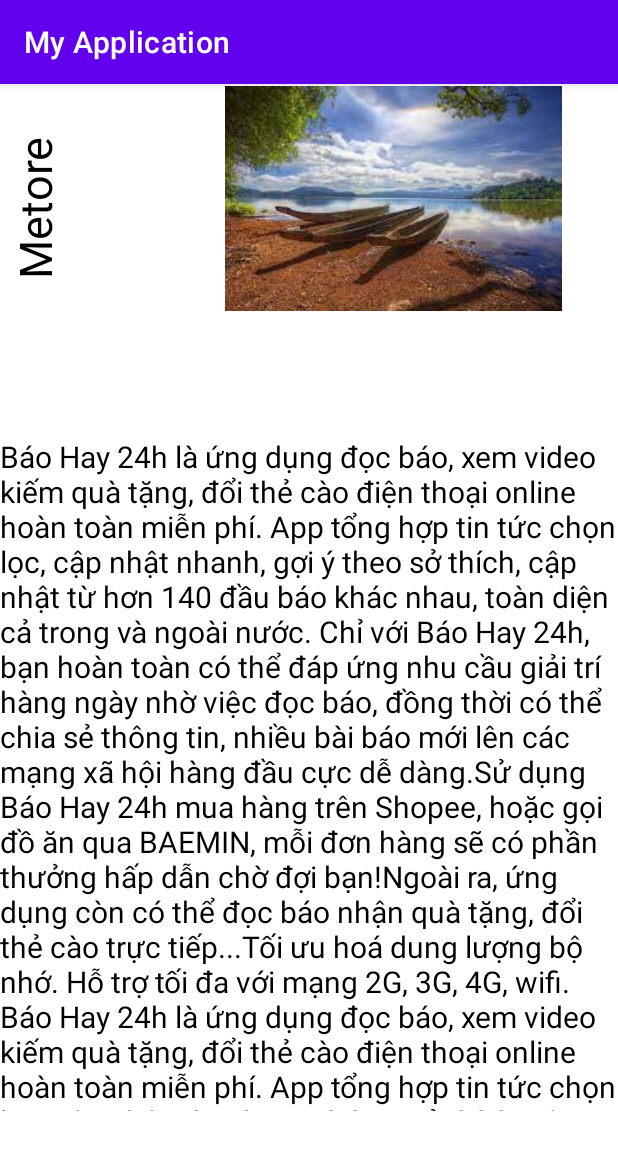
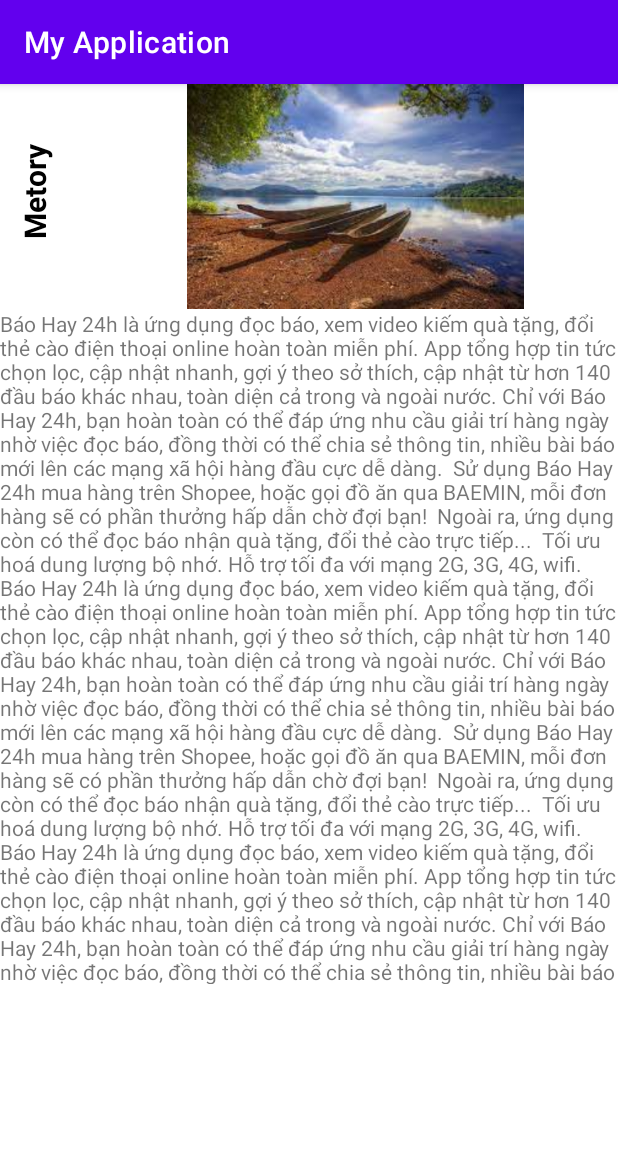
Before and after one commit to haodev2000/LTTBDTNC_TuanTH_01, an Android app: the screen it shows after launch (MainActivity), on a phone screen of 412 x 824 dp. Shown: the top 1150 px of the screen. Run offline under Robolectric (Android 15) with nearby library versions, the phone set to English and light mode, and no system bars.

Commit message:
Bài tập tuần 01, fix 01

```diff
--- a/app/src/main/java/com/example/myapplication/MainActivity.kt
+++ b/app/src/main/java/com/example/myapplication/MainActivity.kt
@@ -6,6 +6,6 @@ import android.os.Bundle
 class MainActivity : AppCompatActivity() {
     override fun onCreate(savedInstanceState: Bundle?) {
         super.onCreate(savedInstanceState)
-        setContentView(R.layout.scroll_text)
+        setContentView(R.layout.animation_text)
     }
 }
--- /dev/null
+++ b/app/src/main/res/layout/animation_text.xml
@@ -0,0 +1,97 @@
+<?xml version="1.0" encoding="utf-8"?>
+<androidx.constraintlayout.motion.widget.MotionLayout xmlns:android="http://schemas.android.com/apk/res/android"
+    xmlns:app="http://schemas.android.com/apk/res-auto"
+    xmlns:tools="http://schemas.android.com/tools"
+    android:layout_width="match_parent"
+    android:layout_height="match_parent"
+    app:layoutDescription="@xml/animation_text_scene">
+
+    <View
+        android:id="@+id/view4"
+        android:layout_width="match_parent"
+        android:layout_height="150dp"
+        android:layout_marginBottom="434dp"
+        app:layout_constraintBottom_toBottomOf="parent"
+        app:layout_constraintEnd_toEndOf="parent"
+        app:layout_constraintHorizontal_bias="0.0"
+        app:layout_constraintStart_toStartOf="parent"
+        app:layout_constraintTop_toTopOf="parent"
+        app:layout_constraintVertical_bias="0.0" />
+
+    <TextView
+        android:id="@+id/textView2"
+        android:layout_width="80dp"
+        android:layout_height="94dp"
+        android:layout_marginStart="16dp"
+        android:rotation="-90"
+        android:text="Metory"
+        android:textColor="@color/black"
+        android:textSize="20dp"
+        android:textStyle="bold"
+        app:layout_constraintBottom_toBottomOf="@+id/imageView6"
+        app:layout_constraintStart_toStartOf="@+id/view4"
+        app:layout_constraintTop_toTopOf="@+id/imageView6"
+        app:layout_constraintVertical_bias="0.285" />
+
+    <ImageView
+        android:id="@+id/imageView6"
+        android:layout_width="350dp"
+        android:layout_height="150dp"
+        app:layout_constraintBottom_toBottomOf="@+id/view4"
+        app:layout_constraintEnd_toEndOf="parent"
+        app:layout_constraintTop_toTopOf="@+id/view4"
+        app:srcCompat="@drawable/songnuoc" />
+
+    <ScrollView
+        android:id="@+id/scrollView2"
+        android:layout_width="match_parent"
+        android:layout_height="450dp"
+        app:layout_constraintBottom_toBottomOf="parent"
+        app:layout_constraintEnd_toEndOf="parent"
+        app:layout_constraintHorizontal_bias="0.0"
+        app:layout_constraintStart_toStartOf="parent"
+        app:layout_constraintTop_toBottomOf="@+id/view4"
+        app:layout_constraintVertical_bias="0.0">
+
+        <TextView
+            android:id="@+id/textView4"
+            android:layout_width="match_parent"
+            android:layout_height="wrap_content"
+            android:text="Báo Hay 24h là ứng dụng đọc báo, xem video kiếm quà tặng, đổi thẻ cào điện thoại online hoàn toàn miễn phí. App tổng hợp tin tức chọn lọc, cập nhật nhanh, gợi ý theo sở thích, cập nhật từ hơn 140 đầu báo khác nhau, toàn diện cả trong và ngoài nước. Chỉ với Báo Hay 24h, bạn hoàn toàn có thể đáp ứng nhu cầu giải trí hàng ngày nhờ việc đọc báo, đồng thời có thể chia sẻ thông tin, nhiều bài báo mới lên các mạng xã hội hàng đầu cực dễ dàng.
+
+Sử dụng Báo Hay 24h mua hàng trên Shopee, hoặc gọi đồ ăn qua BAEMIN, mỗi đơn hàng sẽ có phần thưởng hấp dẫn chờ đợi bạn!
+
+Ngoài ra, ứng dụng còn có thể đọc báo nhận quà tặng, đổi thẻ cào trực tiếp...
+
+Tối ưu hoá dung lượng bộ nhớ. Hỗ trợ tối đa với mạng 2G, 3G, 4G, wifi.
+Báo Hay 24h là ứng dụng đọc báo, xem video kiếm quà tặng, đổi thẻ cào điện thoại online hoàn toàn miễn phí. App tổng hợp tin tức chọn lọc, cập nhật nhanh, gợi ý theo sở thích, cập nhật từ hơn 140 đầu báo khác nhau, toàn diện cả trong và ngoài nước. Chỉ với Báo Hay 24h, bạn hoàn toàn có thể đáp ứng nhu cầu giải trí hàng ngày nhờ việc đọc báo, đồng thời có thể chia sẻ thông tin, nhiều bài báo mới lên các mạng xã hội hàng đầu cực dễ dàng.
+
+Sử dụng Báo Hay 24h mua hàng trên Shopee, hoặc gọi đồ ăn qua BAEMIN, mỗi đơn hàng sẽ có phần thưởng hấp dẫn chờ đợi bạn!
+
+Ngoài ra, ứng dụng còn có thể đọc báo nhận quà tặng, đổi thẻ cào trực tiếp...
+
+Tối ưu hoá dung lượng bộ nhớ. Hỗ trợ tối đa với mạng 2G, 3G, 4G, wifi.
+Báo Hay 24h là ứng dụng đọc báo, xem video kiếm quà tặng, đổi thẻ cào điện thoại online hoàn toàn miễn phí. App tổng hợp tin tức chọn lọc, cập nhật nhanh, gợi ý theo sở thích, cập nhật từ hơn 140 đầu báo khác nhau, toàn diện cả trong và ngoài nước. Chỉ với Báo Hay 24h, bạn hoàn toàn có thể đáp ứng nhu cầu giải trí hàng ngày nhờ việc đọc báo, đồng thời có thể chia sẻ thông tin, nhiều bài báo mới lên các mạng xã hội hàng đầu cực dễ dàng.
+
+Sử dụng Báo Hay 24h mua hàng trên Shopee, hoặc gọi đồ ăn qua BAEMIN, mỗi đơn hàng sẽ có phần thưởng hấp dẫn chờ đợi bạn!
+
+Ngoài ra, ứng dụng còn có thể đọc báo nhận quà tặng, đổi thẻ cào trực tiếp...
+
+Tối ưu hoá dung lượng bộ nhớ. Hỗ trợ tối đa với mạng 2G, 3G, 4G, wifi.
+Báo Hay 24h là ứng dụng đọc báo, xem video kiếm quà tặng, đổi thẻ cào điện thoại online hoàn toàn miễn phí. App tổng hợp tin tức chọn lọc, cập nhật nhanh, gợi ý theo sở thích, cập nhật từ hơn 140 đầu báo khác nhau, toàn diện cả trong và ngoài nước. Chỉ với Báo Hay 24h, bạn hoàn toàn có thể đáp ứng nhu cầu giải trí hàng ngày nhờ việc đọc báo, đồng thời có thể chia sẻ thông tin, nhiều bài báo mới lên các mạng xã hội hàng đầu cực dễ dàng.
+
+Sử dụng Báo Hay 24h mua hàng trên Shopee, hoặc gọi đồ ăn qua BAEMIN, mỗi đơn hàng sẽ có phần thưởng hấp dẫn chờ đợi bạn!
+
+Ngoài ra, ứng dụng còn có thể đọc báo nhận quà tặng, đổi thẻ cào trực tiếp...
+
+Tối ưu hoá dung lượng bộ nhớ. Hỗ trợ tối đa với mạng 2G, 3G, 4G, wifi.
+Báo Hay 24h là ứng dụng đọc báo, xem video kiếm quà tặng, đổi thẻ cào điện thoại online hoàn toàn miễn phí. App tổng hợp tin tức chọn lọc, cập nhật nhanh, gợi ý theo sở thích, cập nhật từ hơn 140 đầu báo khác nhau, toàn diện cả trong và ngoài nước. Chỉ với Báo Hay 24h, bạn hoàn toàn có thể đáp ứng nhu cầu giải trí hàng ngày nhờ việc đọc báo, đồng thời có thể chia sẻ thông tin, nhiều bài báo mới lên các mạng xã hội hàng đầu cực dễ dàng.
+
+Sử dụng Báo Hay 24h mua hàng trên Shopee, hoặc gọi đồ ăn qua BAEMIN, mỗi đơn hàng sẽ có phần thưởng hấp dẫn chờ đợi bạn!
+
+Ngoài ra, ứng dụng còn có thể đọc báo nhận quà tặng, đổi thẻ cào trực tiếp...
+
+Tối ưu hoá dung lượng bộ nhớ. Hỗ trợ tối đa với mạng 2G, 3G, 4G, wifi.
+" />
+    </ScrollView>
+</androidx.constraintlayout.motion.widget.MotionLayout>
--- a/app/src/main/res/layout/scroll_text.xml
+++ /dev/null
@@ -1,56 +0,0 @@
-<?xml version="1.0" encoding="utf-8"?>
-<androidx.constraintlayout.motion.widget.MotionLayout xmlns:android="http://schemas.android.com/apk/res/android"
-    xmlns:app="http://schemas.android.com/apk/res-auto"
-    xmlns:tools="http://schemas.android.com/tools"
-    android:layout_width="match_parent"
-    android:layout_height="match_parent"
-    android:fitsSystemWindows="false"
-    app:layoutDescription="@xml/scroll_text_scene">
-
-    <View
-        android:id="@+id/view10"
-        android:layout_width="378dp"
-        android:layout_height="200dp"
-        app:layout_constraintBottom_toBottomOf="parent"
-        app:layout_constraintEnd_toEndOf="parent"
-        app:layout_constraintHorizontal_bias="0.515"
-        app:layout_constraintStart_toStartOf="parent"
-        app:layout_constraintTop_toTopOf="parent"
-        app:layout_constraintVertical_bias="0.088" />
-
-    <ImageView
-        android:id="@+id/imageView13"
-        android:layout_width="wrap_content"
-        android:layout_height="wrap_content"
-        app:srcCompat="@drawable/songnuoc"
-        tools:layout_editor_absoluteX="188dp"
-        tools:layout_editor_absoluteY="63dp" />
-
-    <TextView
-        android:id="@+id/textView9"
-        android:layout_width="wrap_content"
-        android:layout_height="wrap_content"
-        android:text="Metorey"
-        android:textColor="@color/black"
-        android:textSize="30dp"
-
-        tools:layout_editor_absoluteX="34dp"
-        tools:layout_editor_absoluteY="129dp" />
-
-    <TextView
-        android:id="@+id/textView10"
-        android:layout_width="wrap_content"
-        android:layout_height="wrap_content"
-        android:scrollbars="vertical"
-        android:text="Báo Hay 24h là ứng dụng đọc báo, xem video kiếm quà tặng, đổi thẻ cào điện thoại online hoàn toàn miễn phí. App tổng hợp tin tức chọn lọc, cập nhật nhanh, gợi ý theo sở thích, cập nhật từ hơn 140 đầu báo khác nhau, toàn diện cả trong và ngoài nước. Chỉ với Báo Hay 24h, bạn hoàn toàn có thể đáp ứng nhu cầu giải trí hàng ngày nhờ việc đọc báo, đồng thời có thể chia sẻ thông tin, nhiều bài báo mới lên các mạng xã hội hàng đầu cực dễ dàng.Sử dụng Báo Hay 24h mua hàng trên Shopee, hoặc gọi đồ ăn qua BAEMIN, mỗi đơn hàng sẽ có phần thưởng hấp dẫn chờ đợi bạn!Ngoài ra, ứng dụng còn có thể đọc báo nhận quà tặng, đổi thẻ cào trực tiếp...Tối ưu hoá dung lượng bộ nhớ. Hỗ trợ tối đa với mạng 2G, 3G, 4G, wifi.
-Báo Hay 24h là ứng dụng đọc báo, xem video kiếm quà tặng, đổi thẻ cào điện thoại online hoàn toàn miễn phí. App tổng hợp tin tức chọn lọc, cập nhật nhanh, gợi ý theo sở thích, cập nhật từ hơn 140 đầu báo khác nhau, toàn diện cả trong và ngoài nước. Chỉ với Báo Hay 24h, bạn hoàn toàn có thể đáp ứng nhu cầu giải trí hàng ngày nhờ việc đọc báo, đồng thời có thể chia sẻ thông tin, nhiều bài báo mới lên các mạng xã hội hàng đầu cực dễ dàng.
-
-Sử dụng Báo Hay 24h mua hàng trên Shopee, hoặc gọi đồ ăn qua BAEMIN, mỗi đơn hàng sẽ có phần thưởng hấp dẫn chờ đợi bạn! Ngoài ra, ứng dụng còn có thể đọc báo nhận quà tặng, đổi thẻ cào trực tiếp... Tối ưu hoá dung lượng bộ nhớ. Hỗ trợ tối đa với mạng 2G, 3G, 4G, wifi.
-"
-        android:textColor="@color/black"
-        android:textSize="20dp"
-        tools:layout_editor_absoluteX="103dp"
-        tools:layout_editor_absoluteY="332dp"
-        />
-        />
-</androidx.constraintlayout.motion.widget.MotionLayout>
--- /dev/null
+++ b/app/src/main/res/xml/animation_text_scene.xml
@@ -0,0 +1,58 @@
+<?xml version="1.0" encoding="utf-8"?>
+<MotionScene
+    xmlns:android="http://schemas.android.com/apk/res/android"
+    xmlns:motion="http://schemas.android.com/apk/res-auto">
+
+    <Transition
+        motion:constraintSetEnd="@+id/end"
+        motion:constraintSetStart="@id/start"
+        motion:duration="1000">
+       <KeyFrameSet>
+       </KeyFrameSet>
+    </Transition>
+
+    <ConstraintSet android:id="@+id/start">
+    </ConstraintSet>
+
+    <ConstraintSet android:id="@+id/end">
+        <Constraint
+            android:id="@+id/textView2"
+            android:layout_width="83dp"
+            android:layout_height="60dp"
+            motion:layout_constraintBottom_toBottomOf="@+id/imageView"
+            motion:layout_constraintVertical_bias="0.381"
+            android:rotation="0"
+            android:layout_marginStart="40dp"
+            motion:layout_constraintTop_toTopOf="@+id/imageView"
+            motion:layout_constraintStart_toStartOf="@+id/view4" />
+        <Constraint
+            android:id="@+id/imageView6"
+            motion:layout_constraintEnd_toEndOf="parent"
+            android:layout_width="350dp"
+            android:layout_height="60dp"
+            motion:layout_constraintBottom_toBottomOf="@+id/view4"
+            motion:layout_constraintTop_toTopOf="@+id/view4"
+            android:alpha="0" />
+        <Constraint
+            android:id="@+id/view4"
+            motion:layout_constraintEnd_toEndOf="parent"
+            android:layout_width="match_parent"
+            android:layout_height="60dp"
+            motion:layout_constraintBottom_toBottomOf="parent"
+            android:layout_marginBottom="434dp"
+            motion:layout_constraintVertical_bias="0.0"
+            motion:layout_constraintHorizontal_bias="0.0"
+            motion:layout_constraintTop_toTopOf="parent"
+            motion:layout_constraintStart_toStartOf="parent" />
+        <Constraint
+            motion:layout_constraintVertical_bias="0.0"
+            android:layout_height="542dp"
+            motion:layout_constraintStart_toStartOf="parent"
+            motion:layout_constraintBottom_toBottomOf="parent"
+            motion:layout_constraintHorizontal_bias="0.0"
+            motion:layout_constraintEnd_toEndOf="parent"
+            android:layout_width="410dp"
+            motion:layout_constraintTop_toBottomOf="@+id/view4"
+            android:id="@+id/scrollView2" />
+    </ConstraintSet>
+</MotionScene>
--- a/app/src/main/res/xml/scroll_text_scene.xml
+++ /dev/null
@@ -1,112 +0,0 @@
-<?xml version="1.0" encoding="utf-8"?>
-<MotionScene
-    xmlns:android="http://schemas.android.com/apk/res/android"
-    xmlns:motion="http://schemas.android.com/apk/res-auto">
-
-    <Transition
-        motion:constraintSetEnd="@+id/end"
-        motion:constraintSetStart="@id/start"
-        motion:motionInterpolator="linear"
-
-        motion:duration="250">
-        <OnSwipe
-            motion:dragDirection="dragDown"
-            motion:touchAnchorId="@+id/background"
-            motion:touchAnchorSide="bottom" />
-
-        <KeyFrameSet>
-       </KeyFrameSet>
-    </Transition>
-
-    <ConstraintSet android:id="@+id/start">
-        <Constraint
-            android:layout_height="150dp"
-            android:layout_width="wrap_content"
-            android:id="@+id/imageView13"
-            motion:layout_constraintEnd_toEndOf="@+id/view10"
-            motion:layout_constraintStart_toStartOf="@+id/view10"
-            motion:layout_constraintTop_toTopOf="@+id/view10"
-            motion:layout_constraintHorizontal_bias="0.912"
-            motion:layout_constraintBottom_toBottomOf="@+id/view10" />
-        <Constraint
-            android:id="@+id/textView9"
-            android:layout_width="wrap_content"
-            android:layout_height="wrap_content"
-            android:rotation="-90"
-            motion:layout_constraintTop_toTopOf="@+id/imageView13"
-            motion:layout_constraintBottom_toBottomOf="@+id/imageView13"
-            motion:layout_constraintEnd_toStartOf="@+id/imageView13"
-            android:layout_marginEnd="48dp"
-            android:layout_marginRight="48dp" />
-        <Constraint
-            motion:layout_constraintVertical_bias="0.002"
-            android:layout_height="150dp"
-            motion:layout_constraintStart_toStartOf="parent"
-            motion:layout_constraintTop_toTopOf="parent"
-            motion:layout_constraintBottom_toBottomOf="parent"
-            motion:layout_constraintHorizontal_bias="0.0"
-            motion:layout_constraintEnd_toEndOf="parent"
-            android:layout_width="412dp"
-            android:id="@+id/view10"
-            android:alpha="0">
-            <CustomAttribute
-                motion:attributeName="backgroundColor"
-                motion:customColorValue="@android:color/holo_blue_light" />
-        </Constraint>
-        <Constraint
-            android:layout_height="450dp"
-            android:layout_width="wrap_content"
-            android:id="@+id/textView10"
-            motion:layout_constraintTop_toBottomOf="@+id/view10"
-            motion:layout_constraintBottom_toBottomOf="parent"
-            motion:layout_constraintStart_toStartOf="parent"
-            motion:layout_constraintEnd_toEndOf="parent" />
-    </ConstraintSet>
-
-    <ConstraintSet android:id="@+id/end">
-        <Constraint
-            android:layout_height="60dp"
-            motion:layout_constraintStart_toStartOf="parent"
-            motion:layout_constraintBottom_toBottomOf="parent"
-            motion:layout_constraintHorizontal_bias="0.0"
-            motion:layout_constraintEnd_toEndOf="parent"
-            android:layout_width="match_parent"
-            android:id="@+id/view10"
-            motion:layout_constraintTop_toTopOf="parent"
-            motion:layout_constraintVertical_bias="0.0"
-            android:alpha="1" />
-        <Constraint
-            android:id="@+id/textView9"
-            android:layout_width="130dp"
-            android:layout_height="45dp"
-            android:rotation="0"
-            motion:layout_constraintTop_toTopOf="@+id/imageView13"
-            motion:layout_constraintBottom_toBottomOf="@+id/imageView13"
-            motion:layout_constraintEnd_toStartOf="@+id/imageView13"
-            android:layout_marginEnd="8dp"
-            android:layout_marginRight="8dp"
-            motion:layout_constraintVertical_bias="0.0" />
-        <Constraint
-            android:layout_height="60dp"
-            android:layout_width="260dp"
-            android:id="@+id/imageView13"
-            motion:layout_constraintTop_toTopOf="@+id/view10"
-            motion:layout_constraintBottom_toBottomOf="@+id/view10"
-            motion:layout_constraintEnd_toEndOf="@+id/view10"
-            motion:layout_constraintStart_toStartOf="@+id/view10"
-            motion:layout_constraintVertical_bias="1.0"
-            motion:layout_constraintHorizontal_bias="0.915"
-            android:alpha="0" />
-        <Constraint
-            android:layout_width="wrap_content"
-            android:layout_height="540dp"
-            android:id="@+id/textView10"
-            motion:layout_constraintStart_toStartOf="parent"
-            motion:layout_constraintEnd_toEndOf="parent"
-            motion:layout_constraintTop_toBottomOf="@+id/view10"
-            motion:layout_constraintBottom_toBottomOf="parent"
-            motion:layout_constraintVertical_bias="0.0"
-            motion:layout_constraintHorizontal_bias="0.0"
-            motion:layout_constraintStart_toEndOf="@id/textView10" />
-    </ConstraintSet>
-</MotionScene>
```
Also changed, not shown: app/src/main/res/layout/cat.xml (deleted, +0 -86 lines), app/src/main/res/layout/mountain.xml (added, +15 -0 lines), app/src/main/res/xml/mountain_scene.xml (added, +29 -0 lines), app/src/main/res/drawable/mountain.png (added), app/src/main/res/drawable/tree.jpg (added).
